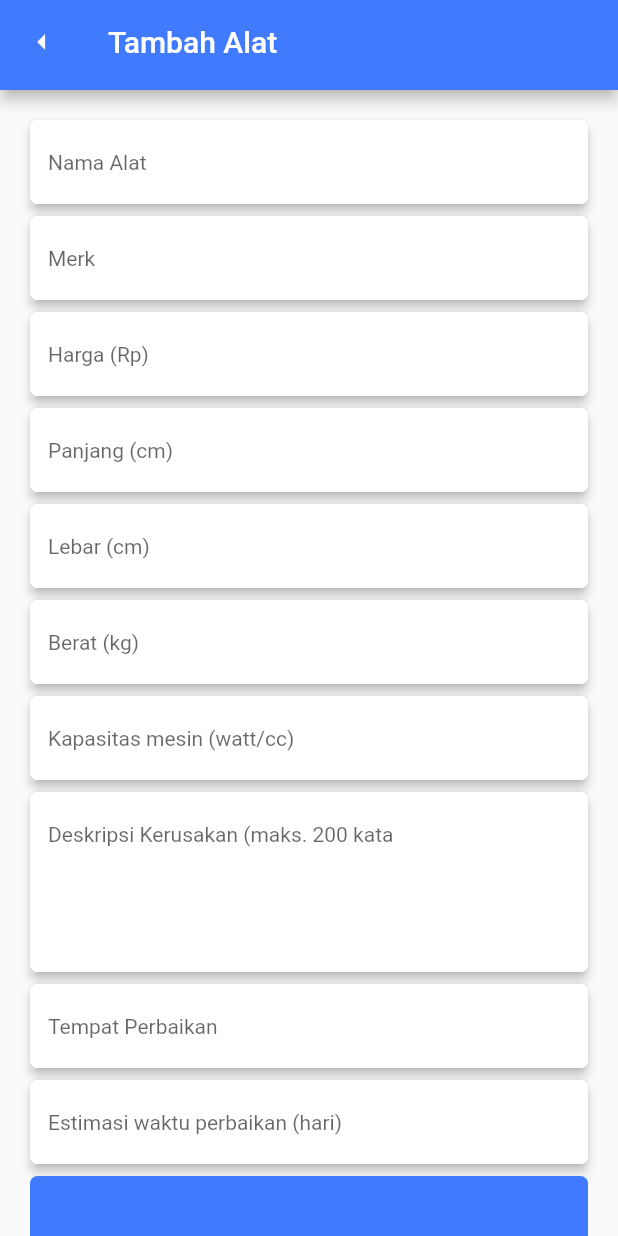
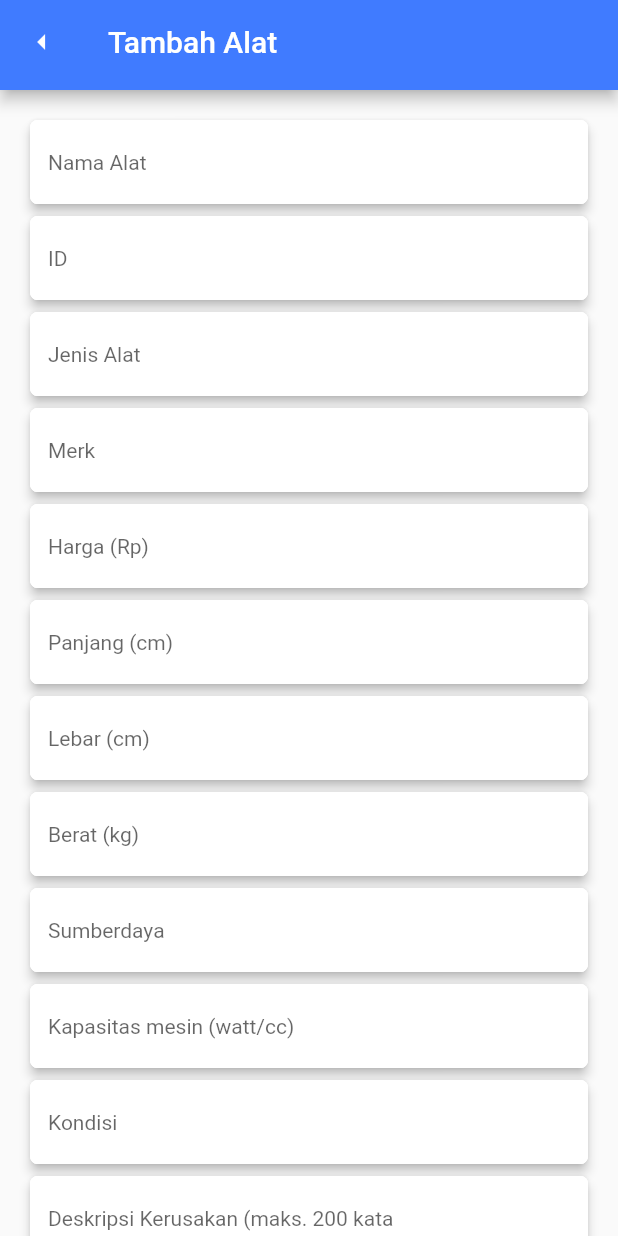
Before and after one commit to tifanee/PSBO, a Flutter app: the FormScreen screen opened directly, on a phone screen of 412 x 824 dp. Run offline on Flutter 3.47's test engine with Material 2 defaults, Android fonts, the phone set to English and light mode, and no system bars.

Commit message:
update files

```diff
--- a/lib/pages/form_screen.dart
+++ b/lib/pages/form_screen.dart
@@ -9,13 +9,15 @@ class FormScreen extends StatefulWidget {
 }
 
 //text field widget
-Widget _TextFieldWidget({String? hintText, int? maxLines}) {
+Widget _TextFieldWidget(
+    {String? hintText, int? maxLines, TextEditingController? controller}) {
   return Container(
     padding: EdgeInsets.only(bottom: 8.0),
     child: Material(
       elevation: 3,
       borderRadius: BorderRadius.circular(5.0),
-      child: TextField(
+      child: TextFormField(
+        controller: controller,
         maxLines: maxLines,
         style: TextStyle(
           color: Color.fromARGB(255, 127, 127, 127),
@@ -40,6 +42,23 @@ Widget _TextFieldWidget({String? hintText, int? maxLines}) {
 class _FormScreenState extends State<FormScreen> {
   @override
   Widget build(BuildContext context) {
+    TextEditingController controllerId = TextEditingController();
+    TextEditingController controllerNama = TextEditingController();
+    TextEditingController controllerJenisAlat = TextEditingController();
+    TextEditingController controllerMerk = TextEditingController();
+    TextEditingController controllerHarga = TextEditingController();
+    TextEditingController controllerPanjang = TextEditingController();
+    TextEditingController controllerLebar = TextEditingController();
+    TextEditingController controllerBerat = TextEditingController();
+    TextEditingController controllerSumberdaya = TextEditingController();
+    TextEditingController controllerKapasitas = TextEditingController();
+    TextEditingController controllerKondisi = TextEditingController();
+    TextEditingController controllerDeskripsi = TextEditingController();
+    // TextEditingController controllerRencana = TextEditingController();
+    TextEditingController controllerTempat = TextEditingController();
+    TextEditingController controllerEstimasi = TextEditingController();
+
+    print(controllerNama.value.text);
     return Scaffold(
       appBar: PreferredSize(
         preferredSize: Size.fromHeight(60.0),
@@ -55,13 +74,18 @@ class _FormScreenState extends State<FormScreen> {
             padding: EdgeInsets.all(20.0),
             color: Color.fromARGB(255, 250, 250, 250),
             child: Column(children: [
-              _TextFieldWidget(hintText: 'Nama Alat'),
+              _TextFieldWidget(
+                  hintText: 'Nama Alat', controller: controllerNama),
+              _TextFieldWidget(hintText: 'ID'),
+              _TextFieldWidget(hintText: 'Jenis Alat'),
               _TextFieldWidget(hintText: 'Merk'),
               _TextFieldWidget(hintText: 'Harga (Rp)'),
               _TextFieldWidget(hintText: 'Panjang (cm)'),
               _TextFieldWidget(hintText: 'Lebar (cm)'),
               _TextFieldWidget(hintText: 'Berat (kg)'),
+              _TextFieldWidget(hintText: 'Sumberdaya'),
               _TextFieldWidget(hintText: 'Kapasitas mesin (watt/cc)'),
+              _TextFieldWidget(hintText: 'Kondisi'),
               _TextFieldWidget(
                   hintText: 'Deskripsi Kerusakan (maks. 200 kata', maxLines: 5),
               _TextFieldWidget(hintText: 'Tempat Perbaikan'),
--- a/lib/pages/home_page.dart
+++ b/lib/pages/home_page.dart
@@ -2,6 +2,7 @@ import 'package:flutter/material.dart';
 import '../widgets/card_tools.dart';
 //import 'package:hexcolor/hexcolor.dart';
 import '../data/dummy_data.dart';
+import './form_screen.dart';
 
 class HomePage extends StatefulWidget {
   const HomePage({Key? key}) : super(key: key);
@@ -82,6 +83,9 @@ class _HomePageState extends State<HomePage> {
 
   Widget buildNavigateButton() => FloatingActionButton(
         child: Icon(Icons.add),
-        onPressed: () {},
+        onPressed: () {
+          Navigator.push(
+              context, MaterialPageRoute(builder: (context) => FormScreen()));
+        },
       );
 }
--- a/lib/widgets/button.dart
+++ b/lib/widgets/button.dart
@@ -1,5 +1,3 @@
-import 'dart:html';
-import 'package:flutter/cupertino.dart';
 import 'package:flutter/material.dart';
 
 enum ButtonState { idle, loading, disable }
```
Also changed, not shown: lib/pages/sec_home_page.dart (+48 -48 lines).
